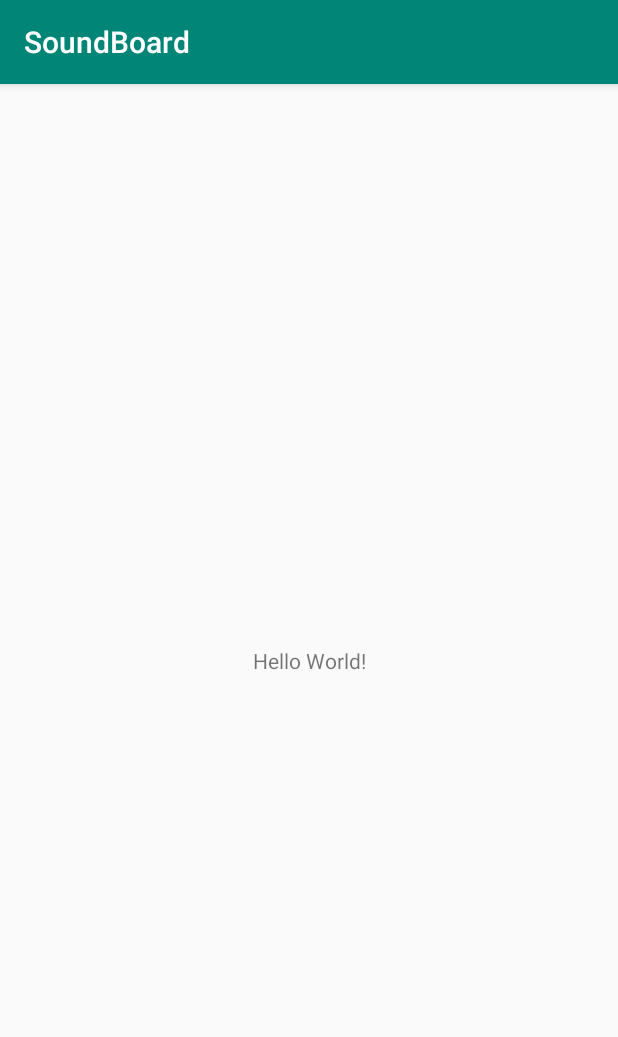
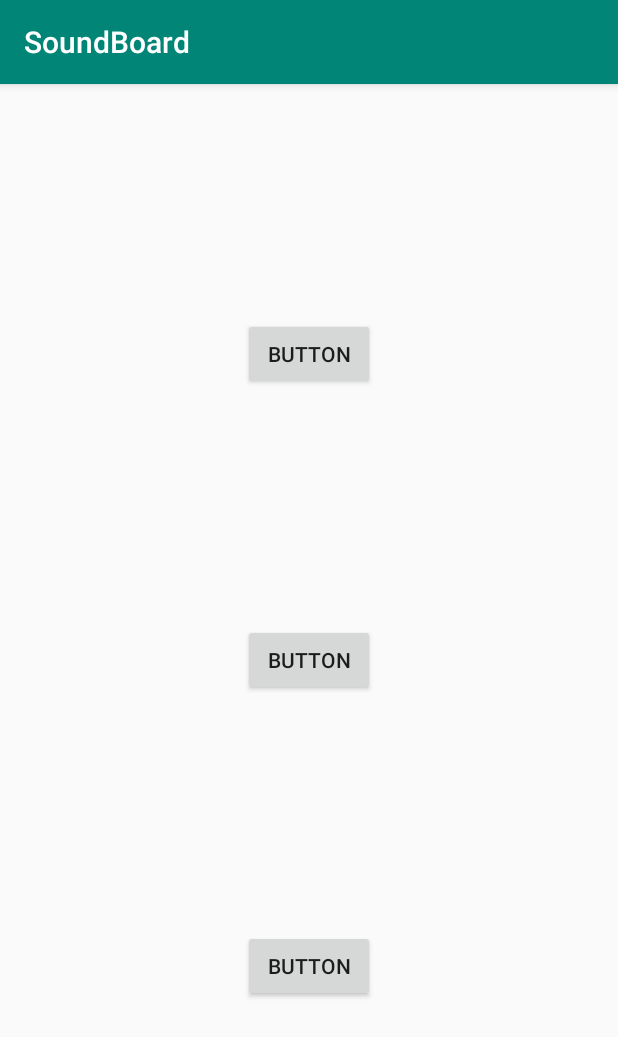
Before and after one commit to parky7/SoundBoard, an Android app: the screen it shows after launch (SoundBoardActivity), on a phone screen of 412 x 824 dp. Shown: the top 1037 px of the screen. Run offline under Robolectric (Android 15) with nearby library versions, the light colour scheme and no system bars.

Commit message:
Started 3 buttons

```diff
--- a/app/src/main/java/com/example/soundboard/SoundBoardActivity.java
+++ b/app/src/main/java/com/example/soundboard/SoundBoardActivity.java
@@ -2,13 +2,104 @@ package com.example.soundboard;
 
 import androidx.appcompat.app.AppCompatActivity;
 
+import android.media.AudioManager;
+import android.media.SoundPool;
 import android.os.Bundle;
+import android.util.Log;
+import android.view.View;
+import android.widget.Button;
 
 public class SoundBoardActivity extends AppCompatActivity {
+
+    private Button buttonA;
+    private Button buttonBb;
+    private Button buttonB;
+    private SoundPool soundPool;
+    private boolean isSoundPoolLoaded;
+    private int aNote;
+    private int bbNote;
+    private int bNote;
+
 
     @Override
     protected void onCreate(Bundle savedInstanceState) {
         super.onCreate(savedInstanceState);
         setContentView(R.layout.activity_main);
+
+        wireWidgets();
+        intializeSoundPool();
+
+
+        setListeners();
+    }
+
+    private void intializeSoundPool() {
+        soundPool = new SoundPool(10, AudioManager.STREAM_MUSIC, 0);
+        aNote = soundPool.load(this, R.raw.scalea, 1);
+        bbNote = soundPool.load(this, R.raw.scalebb, 1);
+        bNote = soundPool.load(this, R.raw.scaleb, 1);
+        this.setVolumeControlStream(AudioManager.STREAM_MUSIC);
+
+    }
+
+
+    private void wireWidgets() {
+        buttonA = findViewById(R.id.button_main_A);
+        buttonB = findViewById(R.id.button_main_b);
+        buttonBb = findViewById(R.id.button_main_bb);
+    }
+
+    private void setListeners() {
+        buttonA.setOnClickListener(new View.OnClickListener() {
+            @Override
+            public void onClick(View view) {
+                AudioManager audioManager = (AudioManager) getSystemService(AUDIO_SERVICE);
+                float actualVolume = (float) audioManager
+                        .getStreamVolume(AudioManager.STREAM_MUSIC);
+                float maxVolume = (float) audioManager
+                        .getStreamMaxVolume(AudioManager.STREAM_MUSIC);
+                float volume = actualVolume / maxVolume;
+                // Is the sound loaded already?
+                if (isSoundPoolLoaded) {
+                    soundPool.play(aNote, volume, volume, 1, 0, 1f);
+                    Log.e("Test", "Played sound");
+                }
+
+            }
+        });
+        buttonBb.setOnClickListener(new View.OnClickListener() {
+            @Override
+            public void onClick(View view) {
+                AudioManager audioManager = (AudioManager) getSystemService(AUDIO_SERVICE);
+                float actualVolume = (float) audioManager
+                        .getStreamVolume(AudioManager.STREAM_MUSIC);
+                float maxVolume = (float) audioManager
+                        .getStreamMaxVolume(AudioManager.STREAM_MUSIC);
+                float volume = actualVolume / maxVolume;
+                // Is the sound loaded already?
+                if (isSoundPoolLoaded) {
+                    soundPool.play(bbNote, volume, volume, 1, 0, 1f);
+                    Log.e("Test", "Played sound");
+                }
+
+            }
+        });
+        buttonB.setOnClickListener(new View.OnClickListener() {
+            @Override
+            public void onClick(View view) {
+                AudioManager audioManager = (AudioManager) getSystemService(AUDIO_SERVICE);
+                float actualVolume = (float) audioManager
+                        .getStreamVolume(AudioManager.STREAM_MUSIC);
+                float maxVolume = (float) audioManager
+                        .getStreamMaxVolume(AudioManager.STREAM_MUSIC);
+                float volume = actualVolume / maxVolume;
+                // Is the sound loaded already?
+                if (isSoundPoolLoaded) {
+                    soundPool.play(bNote, volume, volume, 1, 0, 1f);
+                    Log.e("Test", "Played sound");
+                }
+
+            }
+        });
     }
 }
--- a/app/src/main/res/layout/activity_main.xml
+++ b/app/src/main/res/layout/activity_main.xml
@@ -6,13 +6,37 @@
     android:layout_height="match_parent"
     tools:context=".SoundBoardActivity">
 
-    <TextView
+    <Button
+        android:id="@+id/button_main_A"
         android:layout_width="wrap_content"
         android:layout_height="wrap_content"
-        android:text="Hello World!"
-        app:layout_constraintBottom_toBottomOf="parent"
-        app:layout_constraintLeft_toLeftOf="parent"
-        app:layout_constraintRight_toRightOf="parent"
+        android:text="Button"
+        app:layout_constraintBottom_toTopOf="@+id/button_main_b"
+        app:layout_constraintEnd_toEndOf="parent"
+        app:layout_constraintHorizontal_bias="0.5"
+        app:layout_constraintStart_toStartOf="parent"
         app:layout_constraintTop_toTopOf="parent" />
 
+    <Button
+        android:id="@+id/button_main_b"
+        android:layout_width="wrap_content"
+        android:layout_height="wrap_content"
+        android:text="Button"
+        app:layout_constraintBottom_toTopOf="@+id/button_main_bb"
+        app:layout_constraintEnd_toEndOf="parent"
+        app:layout_constraintHorizontal_bias="0.5"
+        app:layout_constraintStart_toStartOf="parent"
+        app:layout_constraintTop_toBottomOf="@+id/button_main_A" />
+
+    <Button
+        android:id="@+id/button_main_bb"
+        android:layout_width="wrap_content"
+        android:layout_height="wrap_content"
+        android:text="Button"
+        app:layout_constraintBottom_toBottomOf="parent"
+        app:layout_constraintEnd_toEndOf="parent"
+        app:layout_constraintHorizontal_bias="0.5"
+        app:layout_constraintStart_toStartOf="parent"
+        app:layout_constraintTop_toBottomOf="@+id/button_main_b" />
+
 </androidx.constraintlayout.widget.ConstraintLayout>
```
